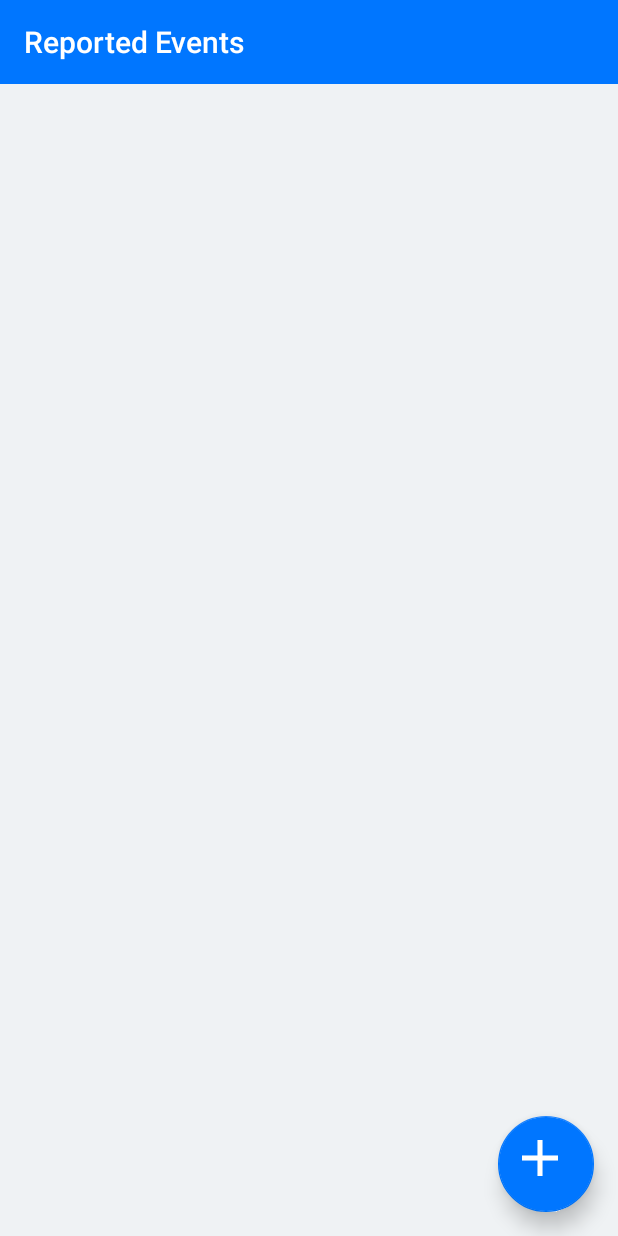
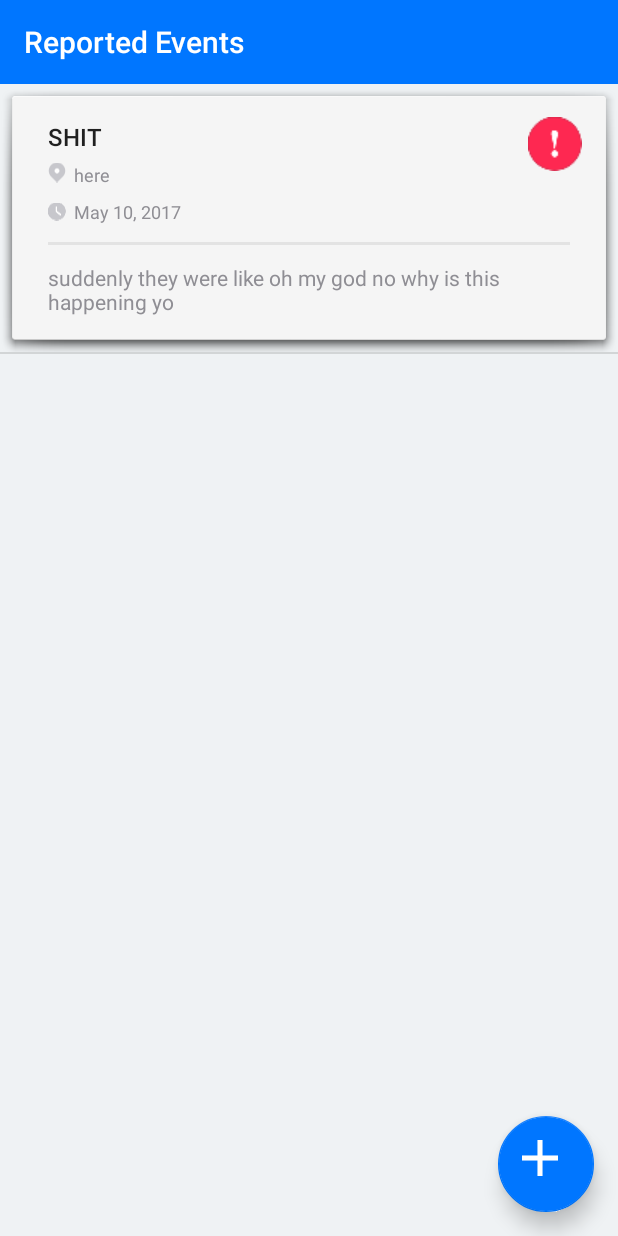
Before and after one commit to helloworld1812/SaferCityAndroid, an Android app: the screen it shows after launch (ReportsListActivity), after a tap on an icon or button, on a phone screen of 412 x 824 dp. Run offline under Robolectric (Android 15) with nearby library versions, the phone set to English and light mode, and no system bars.

Commit message:
reports list VIEW complete

```diff
--- a/app/build.gradle
+++ b/app/build.gradle
@@ -34,5 +34,6 @@
     compile 'com.android.support:appcompat-v7:25.3.1'
     compile 'com.android.support.constraint:constraint-layout:1.0.2'
     compile 'com.android.support:design:25.3.1'
+    compile 'com.android.volley:volley:1.0.0'
     testCompile 'junit:junit:4.12'
 }
--- a/app/src/main/AndroidManifest.xml
+++ b/app/src/main/AndroidManifest.xml
@@ -1,6 +1,8 @@
 <?xml version="1.0" encoding="utf-8"?>
 <manifest xmlns:android="http://schemas.android.com/apk/res/android"
     package="us.workdone.safercity">
+
+    <uses-permission android:name="android.permission.INTERNET" />
 
     <application
         android:allowBackup="true"
@@ -19,11 +21,11 @@
             </intent-filter>
         </activity>
 
-         <!--<activity -->
-         <!--android:name=".CreateReportActivity" -->
-         <!--android:label="@string/label_create_report" -->
-         <!--android:theme="@style/AppTheme.NoActionBar"> -->
-         <!--</activity> -->
+         <activity
+         android:name=".CreateReportActivity"
+         android:label="@string/label_create_report"
+         android:theme="@style/AppTheme.NoActionBar">
+         </activity>
 
     </application>
 
--- a/app/src/main/java/us/workdone/safercity/ReportsListActivity.java
+++ b/app/src/main/java/us/workdone/safercity/ReportsListActivity.java
@@ -5,13 +5,18 @@
 import android.support.v7.app.AppCompatActivity;
 import android.support.v7.widget.Toolbar;
 import android.view.View;
-import android.widget.ArrayAdapter;
 import android.widget.ListView;
+
+import java.util.Calendar;
+import java.util.Date;
+
+import us.workdone.safercity.model.Report;
+import us.workdone.safercity.model.ReportsListAdapter;
 
 public class ReportsListActivity extends AppCompatActivity {
 
     private ListView listView;
-    private ArrayAdapter adapter;
+    private ReportsListAdapter adapter;
 
     @Override
     protected void onCreate(Bundle savedInstanceState) {
@@ -25,11 +30,15 @@
         fab.setOnClickListener(this::createReport);
 
         listView = (ListView) findViewById(R.id.reportsList);
-        adapter = new ArrayAdapter(this, 1);
+        adapter = new ReportsListAdapter(this);
+        listView.setAdapter(adapter);
     }
 
     public void createReport(View view) {
-
+        Calendar cal = Calendar.getInstance();
+        cal.setTime(new Date());
+        cal.add(Calendar.DAY_OF_YEAR, -1);
+        adapter.add(new Report("here", cal.getTime(), "SHIT HAPPENED", "suddenly they were like oh my god no why is this happening yo"));
     }
 
 //
--- /dev/null
+++ b/app/src/main/java/us/workdone/safercity/model/Report.java
@@ -0,0 +1,23 @@
+package us.workdone.safercity.model;
+
+import java.util.Date;
+
+public class Report {
+
+    public final String title;
+    public final String details;
+
+    public final String location;
+    public final Date time;
+
+    public final boolean isDangerous;
+
+    public Report(String location, Date time, String title, String details) {
+        this.location = location;
+        this.time = time;
+        this.title = title;
+        this.details = details;
+        this.isDangerous = true;
+    }
+
+}
--- /dev/null
+++ b/app/src/main/java/us/workdone/safercity/model/ReportsListAdapter.java
@@ -0,0 +1,59 @@
+package us.workdone.safercity.model;
+
+import android.content.Context;
+import java.text.DateFormat;
+import android.text.format.DateUtils;
+import android.view.LayoutInflater;
+import android.view.View;
+import android.view.ViewGroup;
+import android.widget.ArrayAdapter;
+import android.widget.TextView;
+
+import java.util.Date;
+
+import us.workdone.safercity.R;
+
+public class ReportsListAdapter extends ArrayAdapter<Report> {
+
+    private static final int LAYOUT_RES = R.layout.list_item_report;
+
+    public ReportsListAdapter(Context context) {
+        super(context, LAYOUT_RES);
+    }
+
+    @Override
+    public View getView(int position, View convertView, ViewGroup parent) {
+        return createViewFromResource(position, convertView, parent);
+    }
+
+    private View createViewFromResource(int position, View convertView, ViewGroup parent) {
+        View v = convertView;
+        if (v == null) { v = LayoutInflater.from(getContext()).inflate(LAYOUT_RES, parent, false); }
+        Report item = getItem(position);
+
+        // set status marker icons
+        View dangerousMarker = v.findViewById(R.id.dangerousMarker);
+        dangerousMarker.setVisibility(item.isDangerous ? View.VISIBLE : View.INVISIBLE);
+
+        View unreadMarker = v.findViewById(R.id.unreadMarker);
+        unreadMarker.setVisibility(View.INVISIBLE); // TODO impl visibility functionality
+
+        // main report content
+        TextView title = (TextView) v.findViewById(R.id.titleText);
+        TextView details = (TextView) v.findViewById(R.id.detailsText);
+        TextView location = (TextView) v.findViewById(R.id.locationText);
+        TextView time = (TextView) v.findViewById(R.id.timeText);
+
+        title.setText(item.title);
+        details.setText(item.details);
+        location.setText(item.location);
+        time.setText(
+                DateUtils.formatSameDayTime(
+                        item.time.getTime(),
+                        new Date().getTime(),
+                        DateFormat.MEDIUM,
+                        DateFormat.SHORT)); // format date pretty
+        return v;
+    }
+
+}
--- a/app/src/main/res/layout/activity_reports_list.xml
+++ b/app/src/main/res/layout/activity_reports_list.xml
@@ -30,7 +30,8 @@
         app:layout_constraintHorizontal_bias="0.0"
         app:layout_constraintLeft_toLeftOf="parent"
         app:layout_constraintRight_toRightOf="parent"
-        app:layout_constraintTop_toBottomOf="parent" />
+        app:layout_constraintTop_toBottomOf="@id/toolbar"
+        android:layout_marginTop="0dp" />
 
     <android.support.design.widget.FloatingActionButton
         android:id="@+id/fab"
--- a/app/src/main/res/layout/list_item_report.xml
+++ b/app/src/main/res/layout/list_item_report.xml
@@ -2,7 +2,7 @@
 <android.support.constraint.ConstraintLayout xmlns:android="http://schemas.android.com/apk/res/android"
     xmlns:app="http://schemas.android.com/apk/res-auto"
     xmlns:tools="http://schemas.android.com/tools"
-    android:id="@+id/divider"
+    android:id="@+id/reportListItem"
     android:layout_width="match_parent"
     android:layout_height="wrap_content"
     android:layout_marginTop="8dp"
@@ -16,9 +16,7 @@
         android:layout_marginStart="24dp"
         android:layout_marginTop="16dp"
         android:fontFamily="sans-serif-medium"
-        android:lineSpacingExtra="8dp"
-        android:textColor="#FF000000"
-        android:textSize="16dp"
+        android:textAppearance="@style/TextAppearance.AppCompat.Subhead"
         app:layout_constraintStart_toStartOf="parent"
         app:layout_constraintTop_toTopOf="parent"
         tools:text="Shots Fired" />
@@ -29,7 +27,7 @@
         android:layout_height="8dp"
         android:layout_marginStart="8dp"
         android:layout_marginTop="22dp"
-        android:contentDescription="  "
+        android:contentDescription=""
         android:cropToPadding="false"
         app:layout_constraintStart_toStartOf="parent"
         app:layout_constraintTop_toTopOf="parent"
@@ -40,6 +38,7 @@
         android:layout_width="36dp"
         android:layout_height="36dp"
         android:layout_marginEnd="16dp"
+        android:layout_marginRight="16dp"
         android:layout_marginTop="14dp"
         app:layout_constraintEnd_toEndOf="parent"
         app:layout_constraintTop_toTopOf="parent"
@@ -49,11 +48,13 @@
         android:id="@+id/locationText"
         android:layout_width="wrap_content"
         android:layout_height="wrap_content"
+        android:layout_marginLeft="41dp"
         android:layout_marginStart="41dp"
         android:layout_marginTop="4dp"
-        android:textAppearance="@android:style/TextAppearance.Material.Body1"
+        android:fontFamily="sans-serif"
+        android:textAppearance="@style/TextAppearance.AppCompat.Body1"
         android:textColor="@color/colorText"
-        android:textSize="12dp"
+        android:textSize="12sp"
         app:layout_constraintStart_toStartOf="parent"
         app:layout_constraintTop_toBottomOf="@+id/titleText"
         tools:text="74 Jeramie Wall Suite 277" />
@@ -62,11 +63,12 @@
         android:id="@+id/timeText"
         android:layout_width="wrap_content"
         android:layout_height="wrap_content"
+        android:layout_marginLeft="0dp"
         android:layout_marginStart="0dp"
         android:layout_marginTop="8dp"
-        android:textAppearance="@android:style/TextAppearance.Material.Body1"
+        android:textAppearance="@style/TextAppearance.AppCompat.Body1"
         android:textColor="@color/colorText"
-        android:textSize="12dp"
+        android:textSize="12sp"
         app:layout_constraintStart_toStartOf="@+id/locationText"
         app:layout_constraintTop_toBottomOf="@+id/locationText"
         tools:text="01:18 PM" />
@@ -74,20 +76,29 @@
     <ImageView
         android:id="@+id/locationMarker"
         android:layout_width="wrap_content"
-        android:layout_height="wrap_content"
+        android:layout_height="14dp"
+        android:layout_marginBottom="0dp"
         android:layout_marginEnd="5dp"
+        android:layout_marginTop="0dp"
+        app:layout_constraintBottom_toBottomOf="@+id/locationText"
         app:layout_constraintEnd_toStartOf="@+id/locationText"
         app:layout_constraintTop_toTopOf="@+id/locationText"
-        app:srcCompat="@drawable/pin_small" />
+        app:layout_constraintVertical_bias="0.0"
+        app:srcCompat="@drawable/pin_small"
+        tools:layout_editor_absoluteX="32dp" />
 
     <ImageView
         android:id="@+id/timeMarker"
         android:layout_width="wrap_content"
-        android:layout_height="wrap_content"
+        android:layout_height="14dp"
+        android:layout_marginBottom="0dp"
         android:layout_marginEnd="5dp"
+        android:layout_marginTop="0dp"
+        app:layout_constraintBottom_toBottomOf="@+id/timeText"
         app:layout_constraintEnd_toStartOf="@+id/timeText"
         app:layout_constraintTop_toTopOf="@+id/timeText"
-        app:srcCompat="@drawable/clock_small" />
+        app:srcCompat="@drawable/clock_small"
+        tools:layout_editor_absoluteX="32dp" />
 
     <View
         android:id="@+id/divider"
@@ -110,9 +121,8 @@
         android:layout_marginEnd="24dp"
         android:layout_marginStart="24dp"
         android:layout_marginTop="12dp"
-        android:lineSpacingExtra="6dp"
+        android:textAppearance="@style/TextAppearance.AppCompat.Body1"
         android:textColor="@color/colorText"
-        android:textSize="14dp"
         app:layout_constraintBottom_toBottomOf="parent"
         app:layout_constraintEnd_toEndOf="parent"
         app:layout_constraintStart_toStartOf="parent"
```
